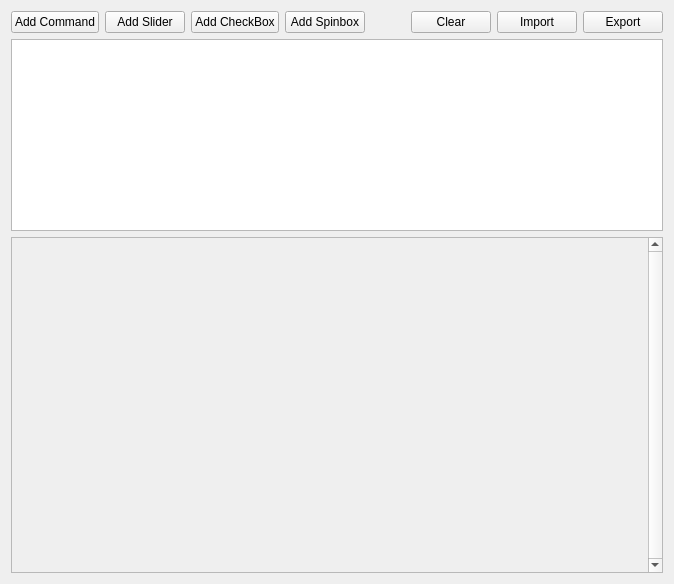
Above: src/ui/ctrltab.ui from wh201906/SerialTest before the change. Below: the same form after it.
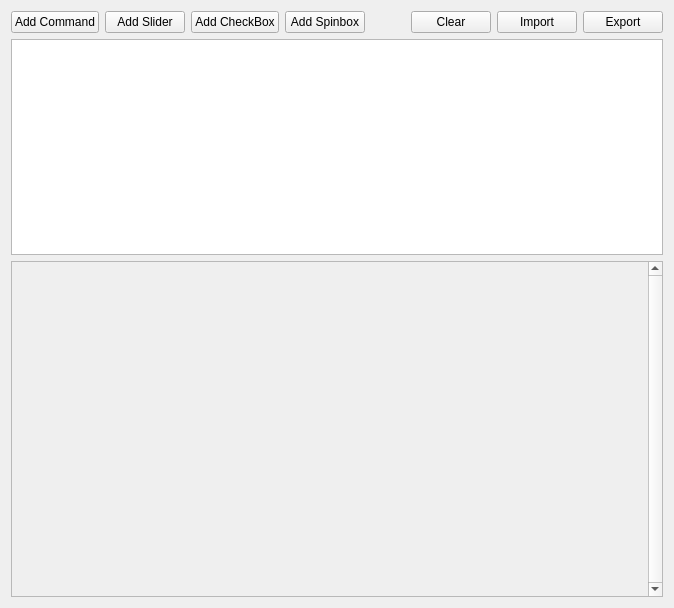
That is the form after the change.

```diff
--- a/src/ui/ctrltab.ui
+++ b/src/ui/ctrltab.ui
@@ -4,9 +4,17 @@
  <exportmacro/>
  <class>CtrlTab</class>
  <widget class="QWidget" name="CtrlTab">
-  <attribute name="title">
-   <string>Control</string>
-  </attribute>
+  <property name="geometry">
+   <rect>
+    <x>0</x>
+    <y>0</y>
+    <width>674</width>
+    <height>608</height>
+   </rect>
+  </property>
+  <property name="acceptDrops">
+   <bool>true</bool>
+  </property>
   <layout class="QVBoxLayout" name="verticalLayout_5">
    <item>
     <layout class="QHBoxLayout" name="horizontalLayout_10">
@@ -90,8 +98,8 @@
        <rect>
         <x>0</x>
         <y>0</y>
-        <width>1128</width>
-        <height>312</height>
+        <width>637</width>
+        <height>358</height>
        </rect>
       </property>
       <layout class="QVBoxLayout" name="verticalLayout_8">
```
Left out of the diff: 6 changed lines with no effect on the pictures.
